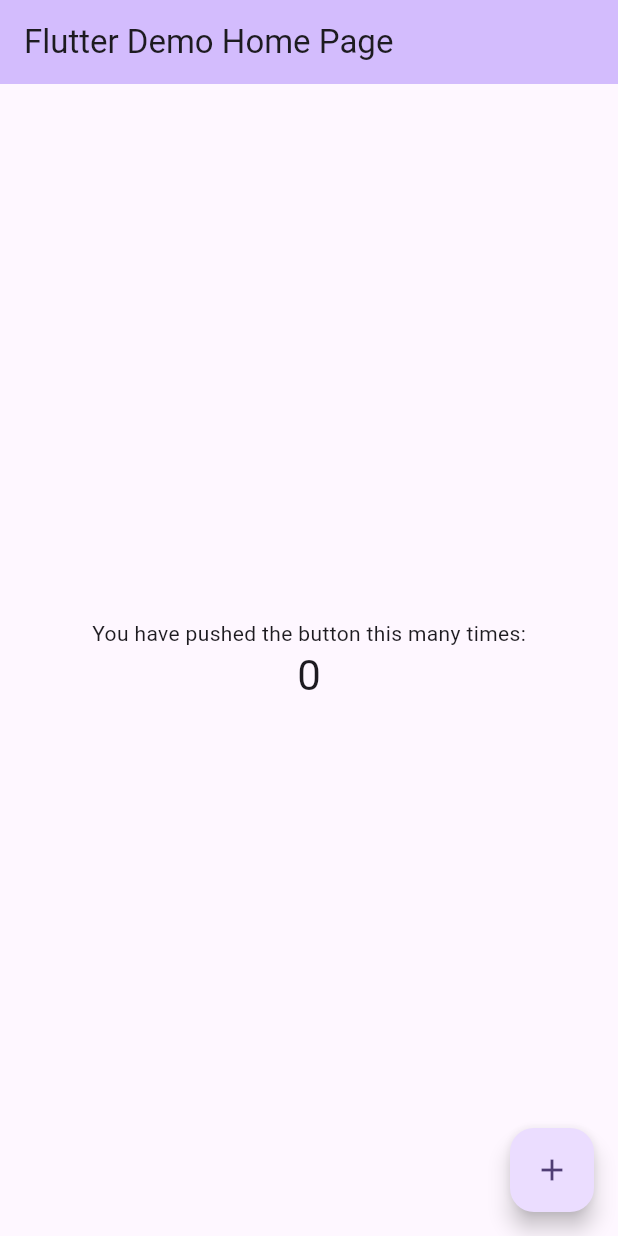
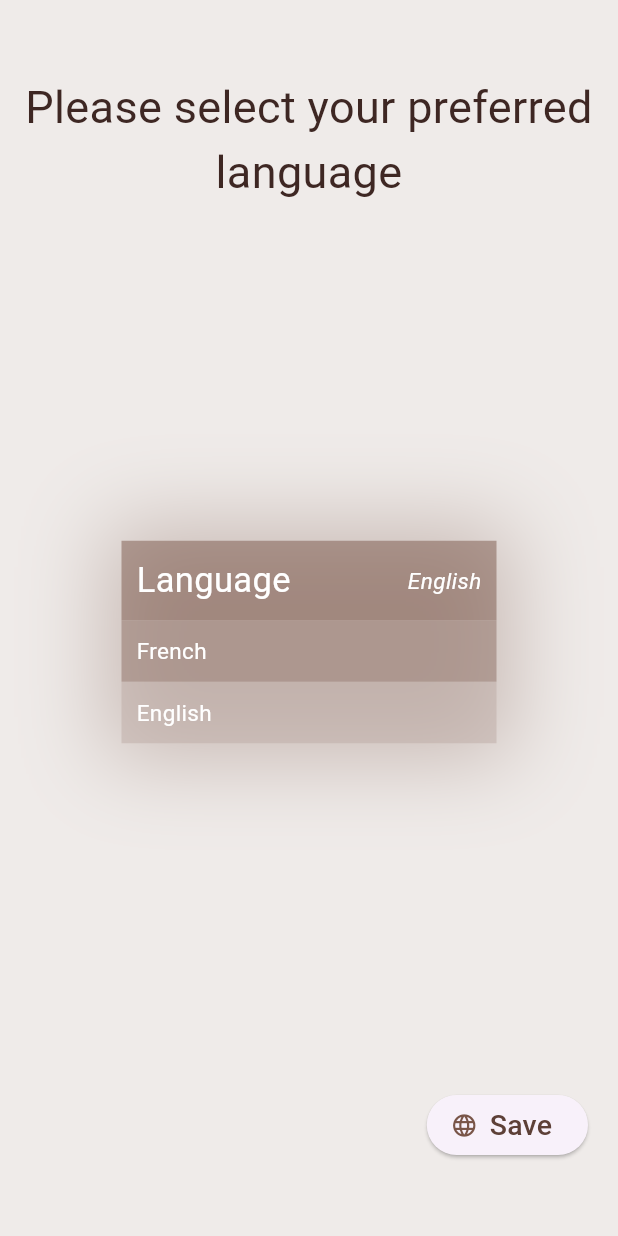
Before and after one commit to pozzity/biblic-calendar, a Flutter app: the screen it shows after launch, on a phone screen of 412 x 824 dp. Run offline on Flutter 3.47's test engine with Material 3 defaults, Android fonts, the light colour scheme and no system bars; our stand-ins replace get, objectbox; generated files the repository leaves out were written again.

Commit message:
add Intro

```diff
--- a/i18n/intl_en.arb
+++ b/i18n/intl_en.arb
@@ -1,4 +1,5 @@
 {
+  "@@locale": "en",
   "home": "Home",
   "calendar": "Calendar",
   "favorites": "Favorites",
--- a/i18n/intl_fr.arb
+++ b/i18n/intl_fr.arb
@@ -1,4 +1,5 @@
 {
+  "@@locale": "fr",
   "home": "Accueil",
   "calendar": "Calendrier",
   "favorites": "Favoris",
--- a/lib/features/bible_translates/view.dart
+++ b/lib/features/bible_translates/view.dart
@@ -1,5 +1,6 @@
 import 'package:flutter/material.dart';
 
+/// Display the list of bible translates.
 class BibleTranslatesView extends StatelessWidget {
   const BibleTranslatesView({super.key});
 
--- /dev/null
+++ b/lib/features/intro/controller.dart
@@ -0,0 +1,29 @@
+import 'package:flutter/material.dart';
+import 'package:get/get.dart';
+import 'package:biblic_calendar/services/intl/intl.dart';
+import 'package:biblic_calendar/services/preferences/preferences.dart';
+
+class IntroController extends GetxController {
+  /// True if the user has reached the end of the slides.
+  final isEnd = false.obs;
+
+  String get btText =>
+      isEnd.value ? IntlService.instance.start : IntlService.instance.ignore;
+
+  /// The selected language.
+  final hasSelectedLanguage = false.obs;
+
+  /// The app preferences service.
+  Preference get pref => Get.find<Preference>();
+
+  @override
+  void onReady() {
+    super.onReady();
+    if (!pref.isFirstSetup) {
+      // goToHome();
+    }
+  }
+
+  // void goToHome() => Navigator.of(Get.context!)
+  // .pushReplacement(MaterialPageRoute(builder: (context) => HomePage()));
+}
--- /dev/null
+++ b/lib/features/intro/widgets/language.dart
@@ -0,0 +1,139 @@
+import 'package:biblic_calendar/features/intro/controller.dart';
+import 'package:biblic_calendar/services/intl/intl.dart';
+import 'package:biblic_calendar/utils/styles.dart';
+import 'package:flutter/material.dart';
+import 'package:get/state_manager.dart';
+
+class LanguageView extends GetView<IntroController> {
+  final void Function(Locale locale) onSave;
+
+  const LanguageView({super.key, required this.onSave});
+
+  @override
+  Widget build(BuildContext context) {
+    final screen = MediaQuery.of(context).size;
+
+    return ObxValue(
+      (selectedLocale) => Container(
+        color: Colors.brown.shade50,
+        child: SingleChildScrollView(
+          child: SizedBox(
+            height: screen.height > 390 ? screen.height - 30 : 360,
+            child: Column(
+              mainAxisAlignment: MainAxisAlignment.spaceAround,
+              children: [
+                SizedBox(
+                  height: 150,
+                  child: Padding(
+                    padding: EdgeInsets.only(top: 50, right: 10, left: 10),
+                    child: Text(
+                      IntlService.instance.selectPreferredLang,
+                      textAlign: TextAlign.center,
+                      style: Styles.i.tsHeader2,
+                    ),
+                  ),
+                ),
+                Expanded(
+                  child: Center(
+                    child: SizedBox(
+                      height: 135,
+                      width: 250,
+                      child: DecoratedBox(
+                        decoration: BoxDecoration(boxShadow: [
+                          BoxShadow(
+                              color:
+                                  Colors.brown.shade300.withValues(alpha: .5),
+                              blurRadius: 50,
+                              spreadRadius: 10)
+                        ]),
+                        child: Column(
+                          children: [
+                            Expanded(
+                              child: Container(
+                                width: double.infinity,
+                                decoration: BoxDecoration(
+                                    color: Colors.brown.withValues(alpha: 0.5)),
+                                padding: EdgeInsets.all(10),
+                                child: Row(
+                                  mainAxisAlignment:
+                                      MainAxisAlignment.spaceBetween,
+                                  children: [
+                                    Text(
+                                      IntlService.instance.language,
+                                      textAlign: TextAlign.left,
+                                      style: Styles.i.tsHeader1
+                                          .withValues(color: Colors.white),
+                                    ),
+                                    Text(
+                                      selectedLocale.value.languageCode == "fr"
+                                          ? IntlService.instance.french
+                                          : IntlService.instance.english,
+                                      style: Styles.i.tsBody1.withValues(
+                                          fontStyle: FontStyle.italic,
+                                          color: Colors.white),
+                                    )
+                                  ],
+                                ),
+                              ),
+                            ),
+                            ...IntlService.supportedLocales
+                                .map((locale) => InkWell(
+                                      onTap: () async {
+                                        selectedLocale.value = locale;
+                                        IntlService.instance
+                                            .updateLocale(locale);
+                                      },
+                                      child: Container(
+                                          width: double.infinity,
+                                          decoration: BoxDecoration(
+                                              color: selectedLocale
+                                                          .value.languageCode ==
+                                                      locale.languageCode
+                                                  ? Colors.brown.shade200
+                                                      .withValues(alpha: 0.5)
+                                                  : Colors.brown.shade300
+                                                      .withValues(alpha: 0.7)),
+                                          padding: EdgeInsets.all(10),
+                                          child: Text(
+                                              locale.languageCode == "en"
+                                                  ? IntlService.instance.english
+                                                  : IntlService.instance.french,
+                                              style: Styles.i.tsBody1
+                                                  .withValues(
+                                                      color: Colors.white))),
+                                    ))
+                          ],
+                        ),
+                      ),
+                    ),
+                  ),
+                ),
+                Padding(
+                  padding: const EdgeInsets.all(20),
+                  child: Row(
+                    mainAxisAlignment: MainAxisAlignment.end,
+                    children: [
+                      ElevatedButton.icon(
+                          onPressed: () async {
+                            onSave(selectedLocale.value);
+                          },
+                          icon: Icon(
+                            Icons.language,
+                            color: Colors.brown,
+                          ),
+                          label: Text(
+                            IntlService.instance.save,
+                            style: Styles.i.tsHeader,
+                          ))
+                    ],
+                  ),
+                )
+              ],
+            ),
+          ),
+        ),
+      ),
+      IntlService.instance.locale.obs,
+    );
+  }
+}
--- a/lib/main.dart
+++ b/lib/main.dart
@@ -1,9 +1,19 @@
+import 'package:biblic_calendar/features/intro/view.dart';
+import 'package:biblic_calendar/services/preferences/preferences.dart';
 import 'package:flutter/material.dart';
 import 'package:get/get.dart';
+import 'services/database/database.dart';
 import 'services/intl/intl.dart';
+import 'utils/functions.dart';
 
-void main() {
+Future<void> main() async {
+  WidgetsFlutterBinding.ensureInitialized();
+  debugPrint('isTestMode: $isTestMode');
+
+  final db = await Database.create(isInMemory: isTestMode);
+  Get.put(db);
   Get.put(IntlService());
+  Get.put(Preference());
   runApp(const MyApp());
 }
 
@@ -14,7 +24,7 @@
   @override
   Widget build(BuildContext context) {
     return MaterialApp(
-      title: 'Flutter Demo',
+        title: 'Biblical Calendar',
         theme: ThemeData(
           // This is the theme of your application.
           //
@@ -34,95 +44,6 @@
           colorScheme: ColorScheme.fromSeed(seedColor: Colors.deepPurple),
           useMaterial3: true,
         ),
-      home: const MyHomePage(title: 'Flutter Demo Home Page'),
-    );
+        home: const IntroView());
   }
 }
-
-class MyHomePage extends StatefulWidget {
-  const MyHomePage({super.key, required this.title});
-
-  // This widget is the home page of your application. It is stateful, meaning
-  // that it has a State object (defined below) that contains fields that affect
-  // how it looks.
-
-  // This class is the configuration for the state. It holds the values (in this
-  // case the title) provided by the parent (in this case the App widget) and
-  // used by the build method of the State. Fields in a Widget subclass are
-  // always marked "final".
-
-  final String title;
-
-  @override
-  State<MyHomePage> createState() => _MyHomePageState();
-}
-
-class _MyHomePageState extends State<MyHomePage> {
-  int _counter = 0;
-
-  void _incrementCounter() {
-    setState(() {
-      // This call to setState tells the Flutter framework that something has
-      // changed in this State, which causes it to rerun the build method below
-      // so that the display can reflect the updated values. If we changed
-      // _counter without calling setState(), then the build method would not be
-      // called again, and so nothing would appear to happen.
-      _counter++;
-    });
-  }
-
-  @override
-  Widget build(BuildContext context) {
-    // This method is rerun every time setState is called, for instance as done
-    // by the _incrementCounter method above.
-    //
-    // The Flutter framework has been optimized to make rerunning build methods
-    // fast, so that you can just rebuild anything that needs updating rather
-    // than having to individually change instances of widgets.
-    return Scaffold(
-      appBar: AppBar(
-        // TRY THIS: Try changing the color here to a specific color (to
-        // Colors.amber, perhaps?) and trigger a hot reload to see the AppBar
-        // change color while the other colors stay the same.
-        backgroundColor: Theme.of(context).colorScheme.inversePrimary,
-        // Here we take the value from the MyHomePage object that was created by
-        // the App.build method, and use it to set our appbar title.
-        title: Text(widget.title),
-      ),
-      body: Center(
-        // Center is a layout widget. It takes a single child and positions it
-        // in the middle of the parent.
-        child: Column(
-          // Column is also a layout widget. It takes a list of children and
-          // arranges them vertically. By default, it sizes itself to fit its
-          // children horizontally, and tries to be as tall as its parent.
-          //
-          // Column has various properties to control how it sizes itself and
-          // how it positions its children. Here we use mainAxisAlignment to
-          // center the children vertically; the main axis here is the vertical
-          // axis because Columns are vertical (the cross axis would be
-          // horizontal).
-          //
-          // TRY THIS: Invoke "debug painting" (choose the "Toggle Debug Paint"
-          // action in the IDE, or press "p" in the console), to see the
-          // wireframe for each widget.
-          mainAxisAlignment: MainAxisAlignment.center,
-          children: <Widget>[
-            const Text(
-              'You have pushed the button this many times:',
-            ),
-            Text(
-              '$_counter',
-              style: Theme.of(context).textTheme.headlineMedium,
-            ),
-          ],
-        ),
-      ),
-      floatingActionButton: FloatingActionButton(
-        onPressed: _incrementCounter,
-        tooltip: 'Increment',
-        child: const Icon(Icons.add),
-      ), // This trailing comma makes auto-formatting nicer for build methods.
-    );
-  }
-}
--- a/lib/services/intl/intl.dart
+++ b/lib/services/intl/intl.dart
@@ -1,5 +1,6 @@
 import 'dart:ui';
 
+import 'package:biblic_calendar/services/preferences/preferences.dart';
 import 'package:get/instance_manager.dart';
 import 'package:get/state_manager.dart';
 import 'package:intl/intl.dart';
@@ -8,7 +9,11 @@ import 'generated/messages_all_locales.dart';
 
 /// Service for handling internationalization (i18n) in the app.
 class IntlService extends GetxService {
-  final _locale = supportedLocales[0].obs;
+  /// A reactive locale.
+  final _localeRx = supportedLocales[0].obs;
+
+  /// The app preferences service.
+  Preference get pref => Get.find<Preference>();
 
   /// The locales that the app supports.
   static const supportedLocales = [Locale('fr', 'CM'), Locale('en', 'CM')];
@@ -17,13 +22,23 @@ class IntlService extends GetxService {
   static IntlService get instance => Get.find<IntlService>();
 
   /// The current locale.
-  Locale get locale => _locale.value;
+  Locale get locale => _localeRx.value;
 
   @override
   void onInit() {
+    super.onInit();
     _getCurrentLocale();
     initializeMessages(locale.languageCode);
-    super.onInit();
+    // localeRx.listen((value) {
+    //   initializeMessages(value.languageCode);
+    //   pref.updatePreferredLanguage(value.languageCode);
+    // });
+  }
+
+  void updateLocale(Locale locale) {
+    _localeRx.value = locale;
+    initializeMessages(locale.languageCode);
+    Intl.defaultLocale = locale.languageCode;
   }
 
   _getCurrentLocale() {
@@ -31,13 +46,13 @@ class IntlService extends GetxService {
     if (supportedLocales
         .map((e) => e.languageCode)
         .contains(locale.languageCode)) {
-      _locale.value = locale;
+      _localeRx.value = locale;
     } else {
       for (final locale in PlatformDispatcher.instance.locales) {
         if (supportedLocales
             .map((e) => e.languageCode)
             .contains(locale.languageCode)) {
-          _locale.value = locale;
+          _localeRx.value = locale;
           break;
         }
       }
@@ -46,4 +61,15 @@ class IntlService extends GetxService {
 
   String get start => Intl.message('start');
   String get ignore => Intl.message('ignore');
+  String get moduleWelcomeHeader => Intl.message('module_welcome_header');
+  String get moduleWelcomeContent => Intl.message('module_welcome_content');
+  String get moduleBibleHeader => Intl.message('module_bible_header');
+  String get moduleBibleContent => Intl.message('module_bible_content');
+  String get moduleCalendarHeader => Intl.message('module_calendar_header');
+  String get moduleCalendarContent => Intl.message('module_calendar_content');
+  String get selectPreferredLang => Intl.message('select_preferred_lang');
+  String get save => Intl.message('save');
+  String get language => Intl.message('language');
+  String get french => Intl.message('french');
+  String get english => Intl.message('english');
 }
--- /dev/null
+++ b/lib/services/preferences/preferences.dart
@@ -0,0 +1,30 @@
+import 'package:biblic_calendar/entities/settings.dart';
+import 'package:biblic_calendar/objectbox.g.dart';
+import 'package:biblic_calendar/services/database/database.dart';
+import 'package:get/instance_manager.dart';
+import 'package:get/state_manager.dart';
+
+/// Service for handling application preferences.
+class Preference extends GetxService {
+  /// The database.
+  Box<Settings> get _box => Get.find<Database>().settings;
+  Settings? _settings;
+
+  /// The settings.
+  Settings get settings =>
+      _settings ??= _box.getAll().firstOrNull ?? Settings(id: 0);
+
+  /// Checks if it's the first time user load the app.
+  bool get isFirstSetup => !settings.isFirstStepCompleted;
+
+  /// Sets the first setup to true.
+  void markFirstSetupCompleted() {
+    _settings = settings.copyWith(isFirstStepCompleted: true);
+    _box.put(settings);
+  }
+
+  void updatePreferredLanguage(String language) {
+    _settings = settings.copyWith(preferredLanguage: language);
+    _box.put(settings);
+  }
+}
--- /dev/null
+++ b/lib/utils/styles.dart
@@ -0,0 +1,123 @@
+import 'dart:ui' as ui show Shadow, FontFeature;
+import 'package:flutter/material.dart';
+
+class Styles {
+  final CustomTextStyle tsBody;
+  final CustomTextStyle tsBody1;
+  final CustomTextStyle tsBody2;
+  final CustomTextStyle tsHeader;
+  final CustomTextStyle tsHeader1;
+  final CustomTextStyle tsHeader2;
+  final CustomTextStyle tsHeader3;
+
+  Styles._({required MaterialColor color})
+      : tsBody = CustomTextStyle._(fontSize: 13, color: color.shade700),
+        tsBody1 = CustomTextStyle._(fontSize: 15, color: color.shade800),
+        tsBody2 = CustomTextStyle._(fontSize: 17, color: color.shade900),
+        tsHeader = CustomTextStyle._(fontSize: 19, color: color.shade700),
+        tsHeader1 = CustomTextStyle._(fontSize: 23, color: color.shade700),
+        tsHeader2 = CustomTextStyle._(fontSize: 30, color: color.shade900),
+        tsHeader3 = CustomTextStyle._(fontSize: 38, color: color.shade900);
+
+  /// The instance of [Styles].
+  static Styles i = Styles._(color: Colors.brown);
+}
+
+class CustomTextStyle extends TextStyle {
+  const CustomTextStyle._(
+      {Color? color,
+      Color? backgroundColor,
+      Color? decorationColor,
+      TextDecorationStyle? decorationStyle,
+      Paint? foreground,
+      Paint? background,
+      String? fontFamily,
+      String? debugLabel,
+      List<String>? fontFamilyFallback,
+      double? fontSize,
+      TextBaseline? textBaseline,
+      double? letterSpacing,
+      double? wordSpacing,
+      double? height,
+      Locale? locale,
+      bool inherit = true,
+      TextDecoration? decoration,
+      List<ui.Shadow>? shadows,
+      List<ui.FontFeature>? fontFeatures,
+      FontStyle? fontStyle,
+      double? decorationThickness,
+      FontWeight? fontWeight})
+      : super(
+          inherit: inherit,
+          color: color,
+          backgroundColor: backgroundColor,
+          fontSize: fontSize,
+          fontWeight: fontWeight,
+          fontStyle: fontStyle,
+          letterSpacing: letterSpacing,
+          wordSpacing: wordSpacing,
+          textBaseline: textBaseline,
+          height: height,
+          locale: locale,
+          foreground: foreground,
+          background: background,
+          shadows: shadows,
+          fontFeatures: fontFeatures,
+          decoration: decoration,
+          decorationColor: decorationColor,
+          decorationStyle: decorationStyle,
+          decorationThickness: decorationThickness,
+          debugLabel: debugLabel,
+          fontFamily: fontFamily,
+          fontFamilyFallback: fontFamilyFallback,
+        );
+
+  TextStyle withValues(
+      {Color? color,
+      Color? backgroundColor,
+      Color? decorationColor,
+      TextDecorationStyle? decorationStyle,
+      Paint? foreground,
+      Paint? background,
+      String? fontFamily,
+      String? debugLabel,
+      List<String>? fontFamilyFallback,
+      double? fontSize,
+      TextBaseline? textBaseline,
+      double? letterSpacing,
+      double? wordSpacing,
+      double? height,
+      Locale? locale,
+      bool? inherit,
+      TextDecoration? decoration,
+      List<ui.Shadow>? shadows,
+      List<ui.FontFeature>? fontFeatures,
+      FontStyle? fontStyle,
+      double? decorationThickness,
+      FontWeight? fontWeight}) {
+    return TextStyle(
+      inherit: inherit ?? this.inherit,
+      color: color ?? this.color,
+      backgroundColor: backgroundColor ?? this.backgroundColor,
+      fontFamily: fontFamily ?? this.fontFamily,
+      fontFamilyFallback: fontFamilyFallback ?? this.fontFamilyFallback,
+      fontSize: fontSize ?? this.fontSize,
+      fontWeight: fontWeight ?? this.fontWeight,
+      fontStyle: fontStyle ?? this.fontStyle,
+      letterSpacing: letterSpacing ?? this.letterSpacing,
+      wordSpacing: wordSpacing ?? this.wordSpacing,
+      textBaseline: textBaseline ?? this.textBaseline,
+      height: height ?? this.height,
+      locale: locale ?? this.locale,
+      foreground: foreground ?? this.foreground,
+      background: background ?? this.background,
+      shadows: shadows ?? this.shadows,
+      fontFeatures: fontFeatures ?? this.fontFeatures,
+      decoration: decoration ?? this.decoration,
+      decorationColor: decorationColor ?? this.decorationColor,
+      decorationStyle: decorationStyle ?? this.decorationStyle,
+      decorationThickness: decorationThickness ?? this.decorationThickness,
+      debugLabel: debugLabel ?? this.debugLabel,
+    );
+  }
+}
```
Also changed, not shown: lib/entities/settings.dart (added, +30 -0 lines), lib/features/intro/view.dart (+47 -90 lines), lib/objectbox-model.json (added, +32 -0 lines), lib/services/database/database.dart (added, +30 -0 lines), lib/utils/functions.dart (added, +11 -0 lines), pubspec.yaml (+7 -2 lines), lib/objectbox.g.dart (added), lib/services/intl/generated/messages_en.dart, lib/services/intl/generated/messages_fr.dart. Lines whose indentation alone changed are shown as unchanged.
